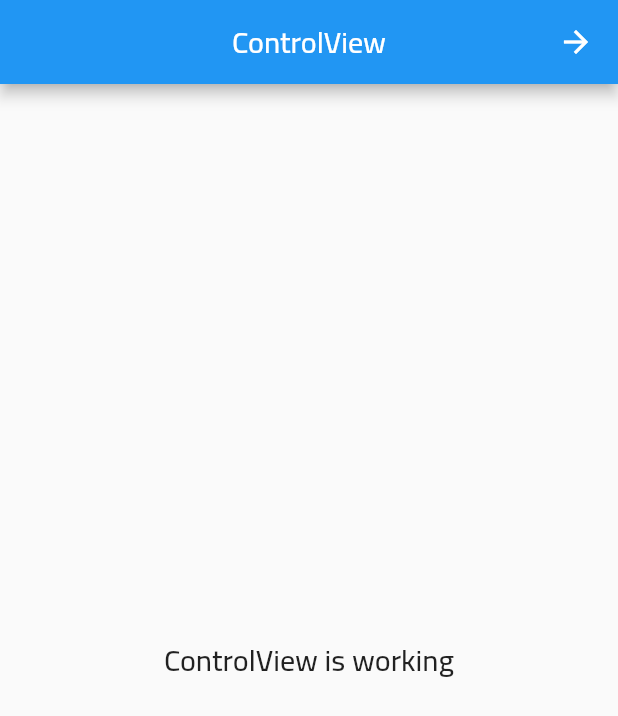
After one commit to suhaib0edu/mnajem, a Flutter app: the ControlView screen opened by its route, on a phone screen of 412 x 824 dp. The commit adds this screen. Shown: the top 716 px of the screen. Run offline on Flutter 3.47's test engine with Material 2 defaults, Android fonts, the phone set to English and light mode, and no system bars; our stand-ins replace flutter_svg, get.

Commit message:
انشاء صفحة التحكم الرئيسية

```diff
--- /dev/null
+++ b/lib/app/modules/control/views/control_view.dart
@@ -0,0 +1,24 @@
+import 'package:flutter/material.dart';
+
+import 'package:get/get.dart';
+
+import '../controllers/control_controller.dart';
+
+class ControlView extends GetView<ControlController> {
+  const ControlView({Key? key}) : super(key: key);
+  @override
+  Widget build(BuildContext context) {
+    return Scaffold(
+      appBar: AppBar(
+        title: const Text('ControlView'),
+        centerTitle: true,
+      ),
+      body: const Center(
+        child: Text(
+          'ControlView is working',
+          style: TextStyle(fontSize: 20),
+        ),
+      ),
+    );
+  }
+}
--- a/lib/app/routes/app_pages.dart
+++ b/lib/app/routes/app_pages.dart
@@ -2,6 +2,8 @@ import 'package:get/get.dart';
 
 import '../modules/auth/bindings/auth_binding.dart';
 import '../modules/auth/views/auth_view.dart';
+import '../modules/control/bindings/control_binding.dart';
+import '../modules/control/views/control_view.dart';
 import '../modules/home/bindings/home_binding.dart';
 import '../modules/home/views/home_view.dart';
 import '../modules/start/bindings/start_binding.dart';
@@ -30,5 +32,10 @@ class AppPages {
       page: () => const AuthView(),
       binding: AuthBinding(),
     ),
+    GetPage(
+      name: _Paths.CONTROL,
+      page: () => const ControlView(),
+      binding: ControlBinding(),
+    ),
   ];
 }
--- a/lib/app/routes/app_routes.dart
+++ b/lib/app/routes/app_routes.dart
@@ -6,6 +6,7 @@ abstract class Routes {
   static const HOME = _Paths.HOME;
   static const START = _Paths.START;
   static const AUTH = _Paths.AUTH;
+  static const CONTROL = _Paths.CONTROL;
 }
 
 abstract class _Paths {
@@ -13,4 +14,5 @@ abstract class _Paths {
   static const HOME = '/home';
   static const START = '/start';
   static const AUTH = '/auth';
+  static const CONTROL = '/control';
 }
```
Also changed, not shown: lib/app/modules/control/bindings/control_binding.dart (added, +12 -0 lines), lib/app/modules/control/controllers/control_controller.dart (added, +23 -0 lines).
